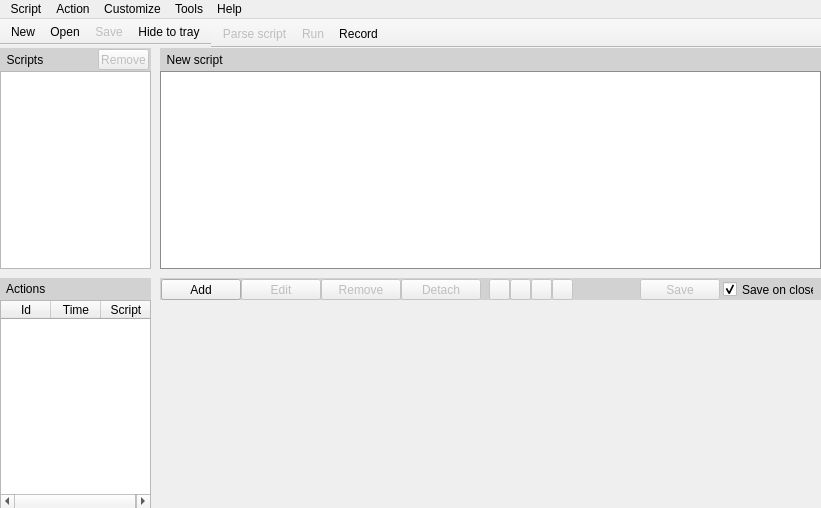
Before: the Qt Designer form DoForMe!/mainwin.ui in jajcek/DoForMe, drawn with Qt 5.
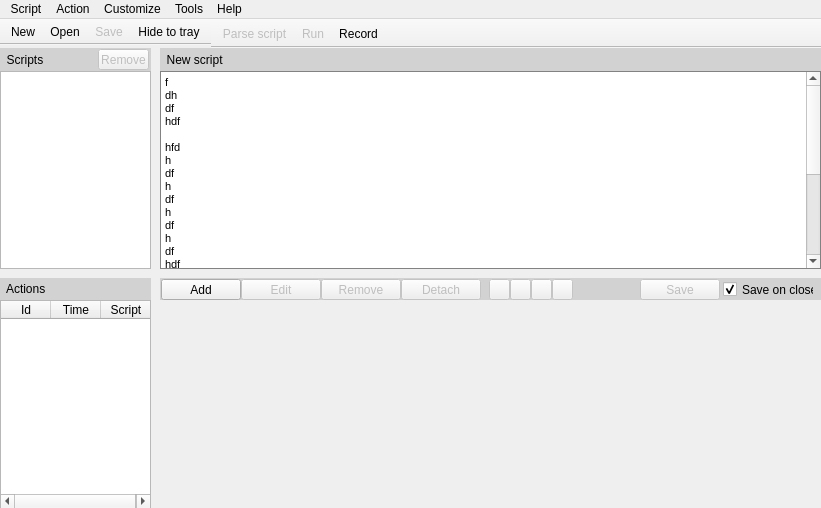
After: the same form once the commit is applied. Icons and pictures are not drawn.

Commit message: - fixed that ugly scrollbar in QTextEdit - preparing for player settings dialog

What changed in the file:
```diff
--- a/DoForMe!/mainwin.ui
+++ b/DoForMe!/mainwin.ui
@@ -150,7 +150,9 @@
      </rect>
     </property>
     <property name="styleSheet">
-     <string notr="true">border: 1px solid rgb(140,140,140)</string>
+     <string notr="true">QTextEdit {
+	border: 1px solid rgb( 130, 130, 130 );
+}</string>
     </property>
     <property name="frameShape">
      <enum>QFrame::StyledPanel</enum>
@@ -172,7 +174,37 @@
 &lt;html&gt;&lt;head&gt;&lt;meta name=&quot;qrichtext&quot; content=&quot;1&quot; /&gt;&lt;style type=&quot;text/css&quot;&gt;
 p, li { white-space: pre-wrap; }
 &lt;/style&gt;&lt;/head&gt;&lt;body style=&quot; font-family:'MS Shell Dlg 2'; font-size:8.25pt; font-weight:400; font-style:normal;&quot;&gt;
-&lt;p style=&quot;-qt-paragraph-type:empty; margin-top:0px; margin-bottom:0px; margin-left:0px; margin-right:0px; -qt-block-indent:0; text-indent:0px; font-size:8pt;&quot;&gt;&lt;br /&gt;&lt;/p&gt;&lt;/body&gt;&lt;/html&gt;</string>
+&lt;p style=&quot; margin-top:0px; margin-bottom:0px; margin-left:0px; margin-right:0px; -qt-block-indent:0; text-indent:0px;&quot;&gt;&lt;span style=&quot; font-size:8pt;&quot;&gt;f&lt;/span&gt;&lt;/p&gt;
+&lt;p style=&quot; margin-top:0px; margin-bottom:0px; margin-left:0px; margin-right:0px; -qt-block-indent:0; text-indent:0px;&quot;&gt;&lt;span style=&quot; font-size:8pt;&quot;&gt;dh&lt;/span&gt;&lt;/p&gt;
+&lt;p style=&quot; margin-top:0px; margin-bottom:0px; margin-left:0px; margin-right:0px; -qt-block-indent:0; text-indent:0px;&quot;&gt;&lt;span style=&quot; font-size:8pt;&quot;&gt;df&lt;/span&gt;&lt;/p&gt;
+&lt;p style=&quot; margin-top:0px; margin-bottom:0px; margin-left:0px; margin-right:0px; -qt-block-indent:0; text-indent:0px;&quot;&gt;&lt;span style=&quot; font-size:8pt;&quot;&gt;hdf&lt;/span&gt;&lt;/p&gt;
+&lt;p style=&quot;-qt-paragraph-type:empty; margin-top:0px; margin-bottom:0px; margin-left:0px; margin-right:0px; -qt-block-indent:0; text-indent:0px; font-size:8pt;&quot;&gt;&lt;br /&gt;&lt;/p&gt;
+&lt;p style=&quot; margin-top:0px; margin-bottom:0px; margin-left:0px; margin-right:0px; -qt-block-indent:0; text-indent:0px;&quot;&gt;&lt;span style=&quot; font-size:8pt;&quot;&gt;hfd&lt;/span&gt;&lt;/p&gt;
+&lt;p style=&quot; margin-top:0px; margin-bottom:0px; margin-left:0px; margin-right:0px; -qt-block-indent:0; text-indent:0px;&quot;&gt;&lt;span style=&quot; font-size:8pt;&quot;&gt;h&lt;/span&gt;&lt;/p&gt;
+&lt;p style=&quot; margin-top:0px; margin-bottom:0px; margin-left:0px; margin-right:0px; -qt-block-indent:0; text-indent:0px;&quot;&gt;&lt;span style=&quot; font-size:8pt;&quot;&gt;df&lt;/span&gt;&lt;/p&gt;
+&lt;p style=&quot; margin-top:0px; margin-bottom:0px; margin-left:0px; margin-right:0px; -qt-block-indent:0; text-indent:0px;&quot;&gt;&lt;span style=&quot; font-size:8pt;&quot;&gt;h&lt;/span&gt;&lt;/p&gt;
+&lt;p style=&quot; margin-top:0px; margin-bottom:0px; margin-left:0px; margin-right:0px; -qt-block-indent:0; text-indent:0px;&quot;&gt;&lt;span style=&quot; font-size:8pt;&quot;&gt;df&lt;/span&gt;&lt;/p&gt;
+&lt;p style=&quot; margin-top:0px; margin-bottom:0px; margin-left:0px; margin-right:0px; -qt-block-indent:0; text-indent:0px;&quot;&gt;&lt;span style=&quot; font-size:8pt;&quot;&gt;h&lt;/span&gt;&lt;/p&gt;
+&lt;p style=&quot; margin-top:0px; margin-bottom:0px; margin-left:0px; margin-right:0px; -qt-block-indent:0; text-indent:0px;&quot;&gt;&lt;span style=&quot; font-size:8pt;&quot;&gt;df&lt;/span&gt;&lt;/p&gt;
+&lt;p style=&quot; margin-top:0px; margin-bottom:0px; margin-left:0px; margin-right:0px; -qt-block-indent:0; text-indent:0px;&quot;&gt;&lt;span style=&quot; font-size:8pt;&quot;&gt;h&lt;/span&gt;&lt;/p&gt;
+&lt;p style=&quot; margin-top:0px; margin-bottom:0px; margin-left:0px; margin-right:0px; -qt-block-indent:0; text-indent:0px;&quot;&gt;&lt;span style=&quot; font-size:8pt;&quot;&gt;df&lt;/span&gt;&lt;/p&gt;
+&lt;p style=&quot; margin-top:0px; margin-bottom:0px; margin-left:0px; margin-right:0px; -qt-block-indent:0; text-indent:0px;&quot;&gt;&lt;span style=&quot; font-size:8pt;&quot;&gt;hdf&lt;/span&gt;&lt;/p&gt;
+&lt;p style=&quot; margin-top:0px; margin-bottom:0px; margin-left:0px; margin-right:0px; -qt-block-indent:0; text-indent:0px;&quot;&gt;&lt;span style=&quot; font-size:8pt;&quot;&gt;h&lt;/span&gt;&lt;/p&gt;
+&lt;p style=&quot; margin-top:0px; margin-bottom:0px; margin-left:0px; margin-right:0px; -qt-block-indent:0; text-indent:0px;&quot;&gt;&lt;span style=&quot; font-size:8pt;&quot;&gt;df&lt;/span&gt;&lt;/p&gt;
+&lt;p style=&quot; margin-top:0px; margin-bottom:0px; margin-left:0px; margin-right:0px; -qt-block-indent:0; text-indent:0px;&quot;&gt;&lt;span style=&quot; font-size:8pt;&quot;&gt;h&lt;/span&gt;&lt;/p&gt;
+&lt;p style=&quot; margin-top:0px; margin-bottom:0px; margin-left:0px; margin-right:0px; -qt-block-indent:0; text-indent:0px;&quot;&gt;&lt;span style=&quot; font-size:8pt;&quot;&gt;df&lt;/span&gt;&lt;/p&gt;
+&lt;p style=&quot; margin-top:0px; margin-bottom:0px; margin-left:0px; margin-right:0px; -qt-block-indent:0; text-indent:0px;&quot;&gt;&lt;span style=&quot; font-size:8pt;&quot;&gt;hfd&lt;/span&gt;&lt;/p&gt;
+&lt;p style=&quot;-qt-paragraph-type:empty; margin-top:0px; margin-bottom:0px; margin-left:0px; margin-right:0px; -qt-block-indent:0; text-indent:0px; font-size:8pt;&quot;&gt;&lt;br /&gt;&lt;/p&gt;
+&lt;p style=&quot; margin-top:0px; margin-bottom:0px; margin-left:0px; margin-right:0px; -qt-block-indent:0; text-indent:0px;&quot;&gt;&lt;span style=&quot; font-size:8pt;&quot;&gt;df&lt;/span&gt;&lt;/p&gt;
+&lt;p style=&quot; margin-top:0px; margin-bottom:0px; margin-left:0px; margin-right:0px; -qt-block-indent:0; text-indent:0px;&quot;&gt;&lt;span style=&quot; font-size:8pt;&quot;&gt;df&lt;/span&gt;&lt;/p&gt;
+&lt;p style=&quot; margin-top:0px; margin-bottom:0px; margin-left:0px; margin-right:0px; -qt-block-indent:0; text-indent:0px;&quot;&gt;&lt;span style=&quot; font-size:8pt;&quot;&gt;h&lt;/span&gt;&lt;/p&gt;
+&lt;p style=&quot; margin-top:0px; margin-bottom:0px; margin-left:0px; margin-right:0px; -qt-block-indent:0; text-indent:0px;&quot;&gt;&lt;span style=&quot; font-size:8pt;&quot;&gt;df&lt;/span&gt;&lt;/p&gt;
+&lt;p style=&quot;-qt-paragraph-type:empty; margin-top:0px; margin-bottom:0px; margin-left:0px; margin-right:0px; -qt-block-indent:0; text-indent:0px; font-size:8pt;&quot;&gt;&lt;br /&gt;&lt;/p&gt;
+&lt;p style=&quot; margin-top:0px; margin-bottom:0px; margin-left:0px; margin-right:0px; -qt-block-indent:0; text-indent:0px;&quot;&gt;&lt;span style=&quot; font-size:8pt;&quot;&gt;fd&lt;/span&gt;&lt;/p&gt;
+&lt;p style=&quot; margin-top:0px; margin-bottom:0px; margin-left:0px; margin-right:0px; -qt-block-indent:0; text-indent:0px;&quot;&gt;&lt;span style=&quot; font-size:8pt;&quot;&gt;d&lt;/span&gt;&lt;/p&gt;&lt;/body&gt;&lt;/html&gt;</string>
+    </property>
+    <property name="cursorWidth">
+     <number>1</number>
     </property>
    </widget>
    <widget class="QLabel" name="scriptTitle">
```
Left out of the diff: 12 changed lines with no effect on the pictures. The commit also changes 2 other files.
